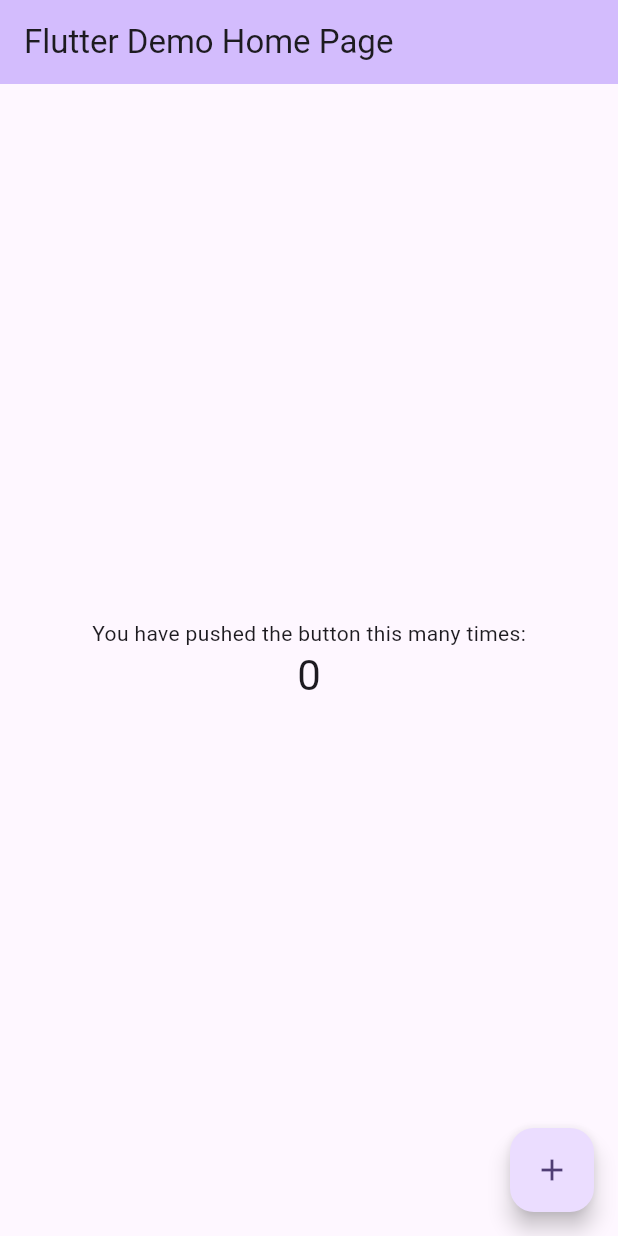
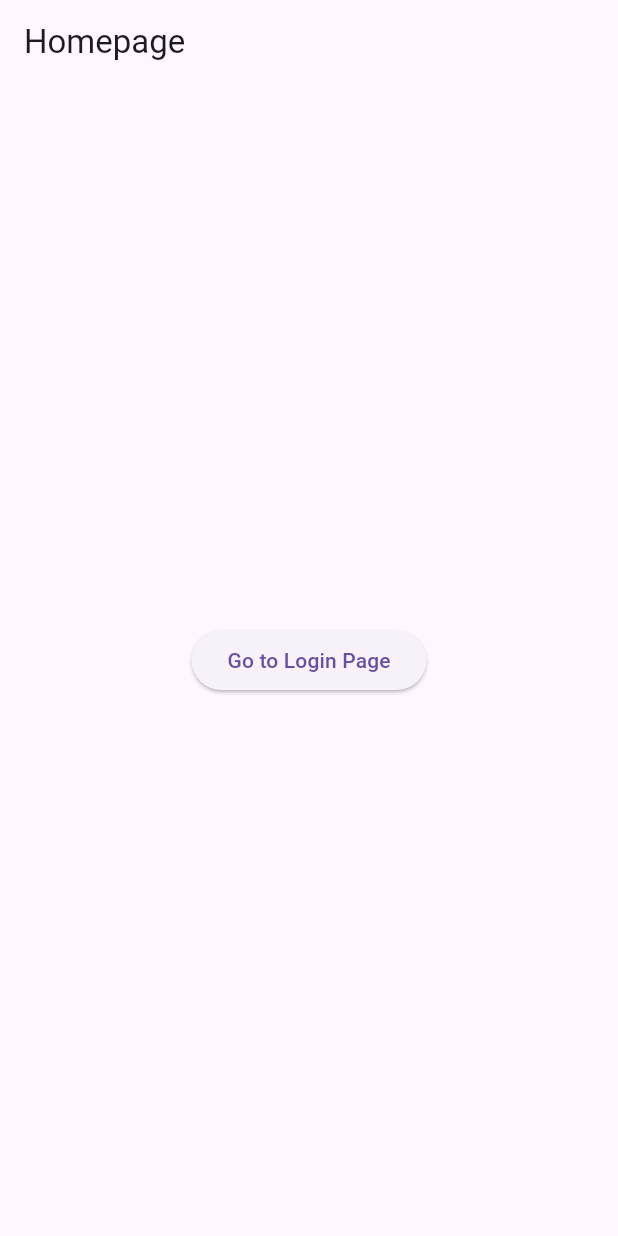
Before and after one commit to Maisho20/Dompet-digital, a Flutter app: the screen it shows after launch, on a phone screen of 412 x 824 dp. Run offline on Flutter 3.47's test engine with Material 3 defaults, Android fonts, the phone set to English and light mode, and no system bars.

Commit message:
Pembuatan sistem halaman sederhana

```diff
--- a/lib/main.dart
+++ b/lib/main.dart
@@ -1,125 +1,24 @@
+import 'package:dompet_digital/pages/login.dart';
 import 'package:flutter/material.dart';
+import 'package:dompet_digital/pages/register.dart';
+import 'package:dompet_digital/pages/hompage.dart';
 
 void main() {
-  runApp(const MyApp());
+  runApp(const MainApp());
 }
 
-class MyApp extends StatelessWidget {
-  const MyApp({super.key});
+class MainApp extends StatelessWidget {
+  const MainApp({super.key});
 
-  // This widget is the root of your application.
   @override
   Widget build(BuildContext context) {
     return MaterialApp(
-      title: 'Flutter Demo',
-      theme: ThemeData(
-        // This is the theme of your application.
-        //
-        // TRY THIS: Try running your application with "flutter run". You'll see
-        // the application has a blue toolbar. Then, without quitting the app,
-        // try changing the seedColor in the colorScheme below to Colors.green
-        // and then invoke "hot reload" (save your changes or press the "hot
-        // reload" button in a Flutter-supported IDE, or press "r" if you used
-        // the command line to start the app).
-        //
-        // Notice that the counter didn't reset back to zero; the application
-        // state is not lost during the reload. To reset the state, use hot
-        // restart instead.
-        //
-        // This works for code too, not just values: Most code changes can be
-        // tested with just a hot reload.
-        colorScheme: ColorScheme.fromSeed(seedColor: Colors.deepPurple),
-        useMaterial3: true,
-      ),
-      home: const MyHomePage(title: 'Flutter Demo Home Page'),
+      initialRoute: '/',
+      routes: {
+        '/': (context) => const homepage(),
+        '/login': (context) => const LoginPage(),
+        '/register': (context) => const RegisterPage(),
+      },
     );
   }
 }
-
-class MyHomePage extends StatefulWidget {
-  const MyHomePage({super.key, required this.title});
-
-  // This widget is the home page of your application. It is stateful, meaning
-  // that it has a State object (defined below) that contains fields that affect
-  // how it looks.
-
-  // This class is the configuration for the state. It holds the values (in this
-  // case the title) provided by the parent (in this case the App widget) and
-  // used by the build method of the State. Fields in a Widget subclass are
-  // always marked "final".
-
-  final String title;
-
-  @override
-  State<MyHomePage> createState() => _MyHomePageState();
-}
-
-class _MyHomePageState extends State<MyHomePage> {
-  int _counter = 0;
-
-  void _incrementCounter() {
-    setState(() {
-      // This call to setState tells the Flutter framework that something has
-      // changed in this State, which causes it to rerun the build method below
-      // so that the display can reflect the updated values. If we changed
-      // _counter without calling setState(), then the build method would not be
-      // called again, and so nothing would appear to happen.
-      _counter++;
-    });
-  }
-
-  @override
-  Widget build(BuildContext context) {
-    // This method is rerun every time setState is called, for instance as done
-    // by the _incrementCounter method above.
-    //
-    // The Flutter framework has been optimized to make rerunning build methods
-    // fast, so that you can just rebuild anything that needs updating rather
-    // than having to individually change instances of widgets.
-    return Scaffold(
-      appBar: AppBar(
-        // TRY THIS: Try changing the color here to a specific color (to
-        // Colors.amber, perhaps?) and trigger a hot reload to see the AppBar
-        // change color while the other colors stay the same.
-        backgroundColor: Theme.of(context).colorScheme.inversePrimary,
-        // Here we take the value from the MyHomePage object that was created by
-        // the App.build method, and use it to set our appbar title.
-        title: Text(widget.title),
-      ),
-      body: Center(
-        // Center is a layout widget. It takes a single child and positions it
-        // in the middle of the parent.
-        child: Column(
-          // Column is also a layout widget. It takes a list of children and
-          // arranges them vertically. By default, it sizes itself to fit its
-          // children horizontally, and tries to be as tall as its parent.
-          //
-          // Column has various properties to control how it sizes itself and
-          // how it positions its children. Here we use mainAxisAlignment to
-          // center the children vertically; the main axis here is the vertical
-          // axis because Columns are vertical (the cross axis would be
-          // horizontal).
-          //
-          // TRY THIS: Invoke "debug painting" (choose the "Toggle Debug Paint"
-          // action in the IDE, or press "p" in the console), to see the
-          // wireframe for each widget.
-          mainAxisAlignment: MainAxisAlignment.center,
-          children: <Widget>[
-            const Text(
-              'You have pushed the button this many times:',
-            ),
-            Text(
-              '$_counter',
-              style: Theme.of(context).textTheme.headlineMedium,
-            ),
-          ],
-        ),
-      ),
-      floatingActionButton: FloatingActionButton(
-        onPressed: _incrementCounter,
-        tooltip: 'Increment',
-        child: const Icon(Icons.add),
-      ), // This trailing comma makes auto-formatting nicer for build methods.
-    );
-  }
-}
--- /dev/null
+++ b/lib/pages/hompage.dart
@@ -0,0 +1,23 @@
+//import material.dart
+import 'package:flutter/material.dart';
+
+class homepage extends StatelessWidget {
+  const homepage({Key? key});
+
+  @override
+  Widget build(BuildContext context) {
+    return Scaffold(
+      appBar: AppBar(
+        title: const Text('Homepage'),
+      ),
+      body: Center(
+        child: ElevatedButton(
+          onPressed: () {
+            Navigator.pushNamed(context, '/login');
+          },
+          child: const Text('Go to Login Page'),
+        ),
+      ),
+    );
+  }
+}
```
Also changed, not shown: lib/pages/login.dart (added, +22 -0 lines), lib/pages/register.dart (added, +23 -0 lines), pubspec.lock.
